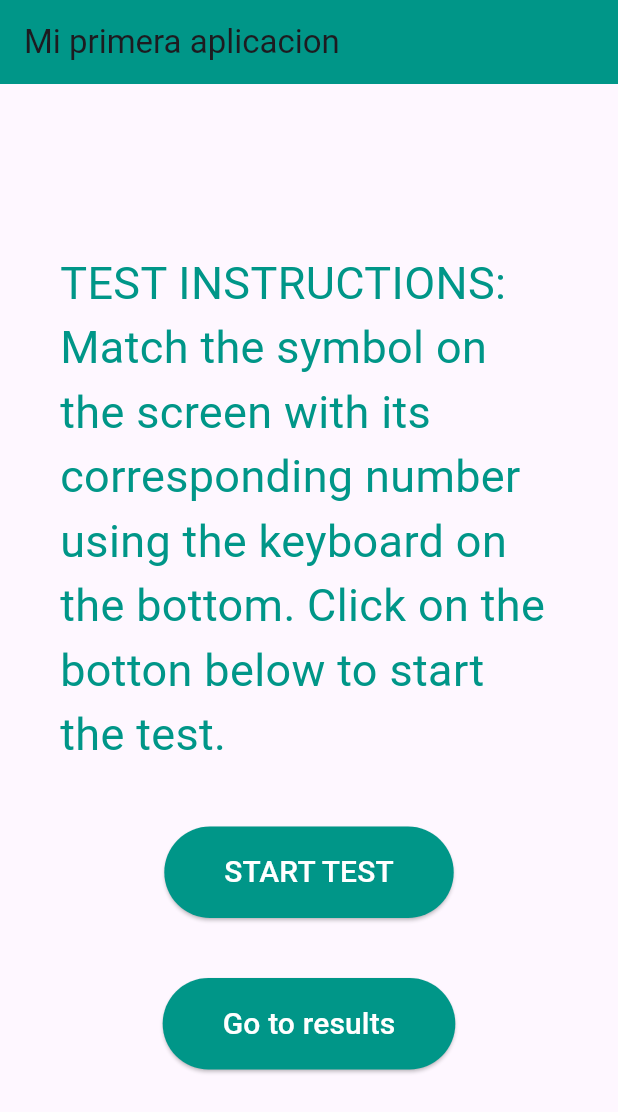
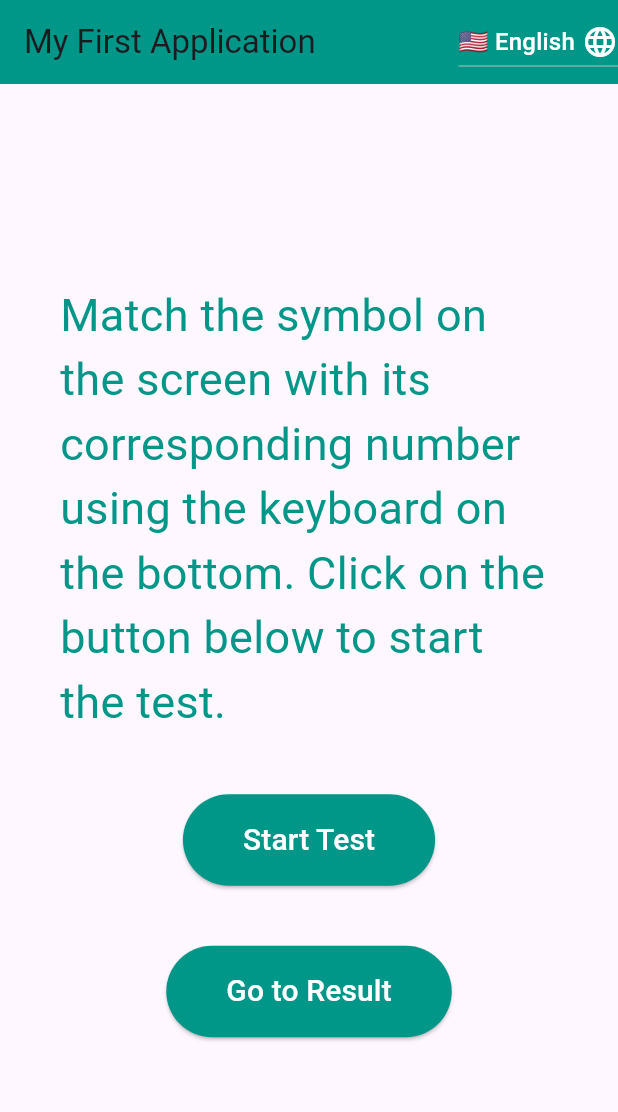
Before and after one commit to MultipleSclerosisMonitoring/2025_MEM_CognitTest, a Flutter app: the screen it shows after launch, on a phone screen of 412 x 824 dp. Shown: the top 1112 px of the screen. Run offline on Flutter 3.47's test engine with Material 3 defaults, Android fonts, the phone set to English and light mode, and no system bars; our stand-ins replace shared_preferences.

Commit message:
Multilanguag is added

```diff
--- /dev/null
+++ b/symbolsTest/l10n.yaml
@@ -0,0 +1,5 @@
+arb-dir: lib/l10n
+template-arb-file: app_en.arb
+output-localization-file: l10n.dart
+output-dir: lib/l10n/generated
+synthetic-package: false
--- a/symbolsTest/lib/home.dart
+++ b/symbolsTest/lib/home.dart
@@ -1,32 +1,55 @@
 import 'package:flutter/material.dart';
+import 'package:provider/provider.dart';
 import 'providers.dart';
-import 'package:provider/provider.dart';
-
+import 'package:symbols/l10n/generated/l10n.dart';
+import 'locale_provider.dart';
 
 class HomePage extends StatelessWidget {
   const HomePage({super.key});
 
   @override
-
   Widget build(BuildContext context) {
+    final localeProvider = Provider.of<LocaleProvider>(context);
 
     return Scaffold(
       appBar: AppBar(
         backgroundColor: Colors.teal,
-        title: const Text('Mi primera aplicacion'),
+        title: Text(AppLocalizations.of(context)!.app_title),
+        actions: [
+          DropdownButton<Locale>(
+            value: localeProvider.locale,
+            icon: const Icon(Icons.language, color: Colors.white),
+            dropdownColor: Colors.teal,
+            onChanged: (Locale? newLocale) {
+              if (newLocale != null) {
+                localeProvider.setLocale(newLocale);
+              }
+            },
+            items: const [
+              DropdownMenuItem(
+                value: Locale('en'),
+                child: Text('🇺🇸 English', style: TextStyle(color: Colors.white)),
+              ),
+              DropdownMenuItem(
+                value: Locale('es'),
+                child: Text('🇪🇸 Español', style: TextStyle(color: Colors.white)),
+              ),
+            ],
+          ),
+        ],
       ),
       body: Center(
-        // Center is a layout widget. It takes a single child and positions it
-        // in the middle of the parent.
         child: Column(
           mainAxisAlignment: MainAxisAlignment.center,
           children: [
-            const Padding(
-              padding:  EdgeInsets.all(40.0),
-              child:  Text(
-                    'TEST INSTRUCTIONS: Match the symbol on the screen with its corresponding number using the keyboard on the bottom.'
-                    ' Click on the botton below to start the test.',
-                    style: TextStyle(color: Colors.teal, fontSize: 30, ),
+            Padding(
+              padding: const EdgeInsets.all(40.0),
+              child: Text(
+                AppLocalizations.of(context)!.test_instructions,
+                style: const TextStyle(
+                  color: Colors.teal,
+                  fontSize: 30,
+                ),
               ),
             ),
             ElevatedButton(
@@ -34,14 +57,15 @@ class HomePage extends StatelessWidget {
                 context.read<TimeProvider>().setStartTime();
                 context.read<TimeProvider>().startTimer();
                 Navigator.pushNamed(context, '/testScreen');
-
               },
-              style: ElevatedButton.styleFrom(backgroundColor: Colors.teal,),
-              child: const Padding(
+              style: ElevatedButton.styleFrom(
+                backgroundColor: Colors.teal,
+              ),
+              child: Padding(
                 padding: const EdgeInsets.all(16.0),
                 child: Text(
-                    'START TEST',
-                     style: TextStyle(color: Colors.white, fontSize: 20),
+                  AppLocalizations.of(context)!.start_test,
+                  style: const TextStyle(color: Colors.white, fontSize: 20),
                 ),
               ),
             ),
@@ -51,12 +75,14 @@ class HomePage extends StatelessWidget {
                 onPressed: () {
                   Navigator.pushNamed(context, '/resultsScreen');
                 },
-                style: ElevatedButton.styleFrom(backgroundColor: Colors.teal,),
-                child: const Padding(
+                style: ElevatedButton.styleFrom(
+                  backgroundColor: Colors.teal,
+                ),
+                child: Padding(
                   padding: const EdgeInsets.all(16.0),
                   child: Text(
-                    'Go to results',
-                    style: TextStyle(color: Colors.white, fontSize: 20),
+                    AppLocalizations.of(context)!.result_test,
+                    style: const TextStyle(color: Colors.white, fontSize: 20),
                   ),
                 ),
               ),
@@ -64,7 +90,6 @@ class HomePage extends StatelessWidget {
           ],
         ),
       ),
-      // This trailing comma makes auto-formatting nicer for build methods.
     );
   }
 }
--- /dev/null
+++ b/symbolsTest/lib/l10n/app_en.arb
@@ -0,0 +1,7 @@
+{
+  "@@locale": "en",
+  "app_title": "My First Application",
+  "test_instructions": "Match the symbol on the screen with its corresponding number using the keyboard on the bottom. Click on the button below to start the test.",
+  "start_test": "Start Test",
+  "result_test": "Go to Result"
+}
--- /dev/null
+++ b/symbolsTest/lib/l10n/app_es.arb
@@ -0,0 +1,7 @@
+{
+  "@@locale": "es",
+  "app_title": "Mi primera aplicación",
+  "test_instructions": "Empareja el símbolo en la pantalla con su número correspondiente usando el teclado de abajo. Haz clic en el botón de abajo para comenzar la prueba.",
+  "start_test": "Iniciar Prueba",
+  "result_test": "Ir al Resultado"
+}
--- /dev/null
+++ b/symbolsTest/lib/locale_provider.dart
@@ -0,0 +1,29 @@
+import 'package:flutter/material.dart';
+import 'package:shared_preferences/shared_preferences.dart';
+
+class LocaleProvider extends ChangeNotifier {
+  Locale _locale = const Locale('en');
+
+  Locale get locale => _locale;
+
+  LocaleProvider() {
+    _loadLocale(); // Load saved locale on startup
+  }
+
+  Future<void> _loadLocale() async {
+    final prefs = await SharedPreferences.getInstance();
+    String? languageCode = prefs.getString('language');
+    if (languageCode != null) {
+      _locale = Locale(languageCode);
+      notifyListeners();
+    }
+  }
+
+  Future<void> setLocale(Locale locale) async {
+    if (!['en', 'es'].contains(locale.languageCode)) return;
+    _locale = locale;
+    notifyListeners();
+    final prefs = await SharedPreferences.getInstance();
+    await prefs.setString('language', locale.languageCode);
+  }
+}
--- a/symbolsTest/lib/main.dart
+++ b/symbolsTest/lib/main.dart
@@ -1,42 +1,44 @@
 import 'package:flutter/material.dart';
 import 'package:symbols/resultsScreen.dart';
+import 'package:flutter_localizations/flutter_localizations.dart';
+import 'package:symbols/l10n/generated/l10n.dart';
 import 'providers.dart';
 import 'package:provider/provider.dart';
 import 'home.dart';
 import 'testScreen.dart';
+import 'locale_provider.dart';
 
 void main() => runApp(const MyApp());
 
 class MyApp extends StatelessWidget {
   const MyApp({super.key});
+
   @override
   Widget build(BuildContext context) {
     return MultiProvider(
       providers: [
-        ChangeNotifierProvider(
-          create: (context) => IdProvider(),
-        ),
-        ChangeNotifierProvider(
-          create: (context) => ProgressProvider(),
-        ),
-        ChangeNotifierProvider(
-            create: (context) => KeyboardProvider(),
-        ),
-        ChangeNotifierProvider(
-            create: (context) => TimeProvider(),
-        ),
-        ChangeNotifierProvider(
-          create: (context) => SymbolsProvider(),
-        )
+        ChangeNotifierProvider(create: (context) => IdProvider()),
+        ChangeNotifierProvider(create: (context) => ProgressProvider()),
+        ChangeNotifierProvider(create: (context) => KeyboardProvider()),
+        ChangeNotifierProvider(create: (context) => TimeProvider()),
+        ChangeNotifierProvider(create: (context) => SymbolsProvider()),
+        ChangeNotifierProvider(create: (context) => LocaleProvider()),
       ],
-      child: MaterialApp(
+      child: Builder(builder: (context) {
+        final localeProvider = Provider.of<LocaleProvider>(context);
+
+        return MaterialApp(
+          localizationsDelegates: AppLocalizations.localizationsDelegates,
+          supportedLocales: AppLocalizations.supportedLocales,
+          locale: localeProvider.locale,
           initialRoute: '/',
           routes: {
             '/': (context) => const HomePage(),
             '/testScreen': (context) => const CognitionTestScreen(),
             '/resultsScreen': (context) => const ResultsScreen(),
           },
-      ),
+        );
+      }),
     );
   }
 }
```
Also changed, not shown: symbolsTest/pubspec.yaml (+8 -1 lines), symbolsTest/lib/l10n/generated/l10n.dart (added), symbolsTest/lib/l10n/generated/l10n_en.dart (added), symbolsTest/lib/l10n/generated/l10n_es.dart (added), symbolsTest/pubspec.lock, 17 other files. Lines whose indentation alone changed are shown as unchanged.
